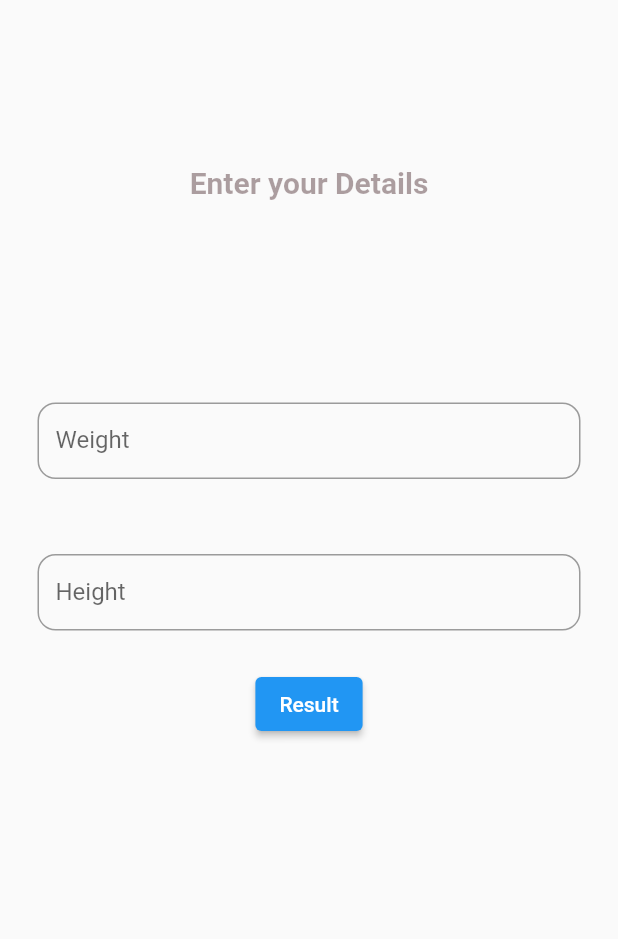
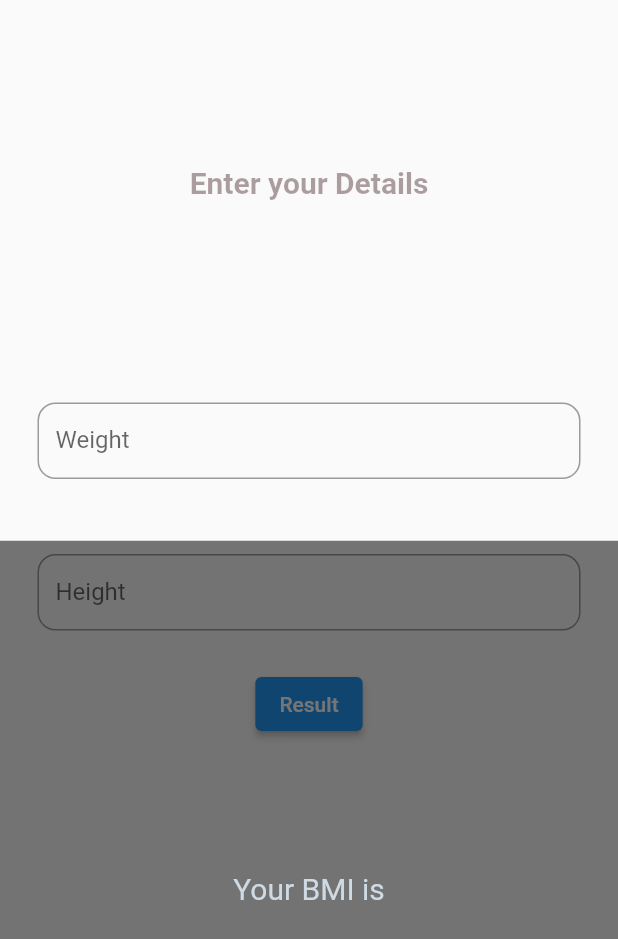
Before and after one commit to eyob31/BMI, a Flutter app: the screen it shows after launch, after a tap on "Result", on a phone screen of 412 x 824 dp. Shown: the top 939 px of the screen. Run offline on Flutter 3.47's test engine with Material 2 defaults, Android fonts, the phone set to English and light mode, and no system bars.

Commit message:
Textfield function

```diff
--- a/lib/screens/homePages/home_page.dart
+++ b/lib/screens/homePages/home_page.dart
@@ -8,6 +8,16 @@ class HomePage extends StatefulWidget {
 }
 
 class _HomePageState extends State<HomePage> {
+  final weightController = TextEditingController();
+  final heightController = TextEditingController();
+
+  @override
+  void dispose() {
+    weightController.dispose();
+    heightController.dispose();
+    super.dispose();
+  }
+
   @override
   Widget build(BuildContext context) {
     return Scaffold(
@@ -24,12 +34,13 @@ class _HomePageState extends State<HomePage> {
                   fontWeight: FontWeight.w600,
                   fontStyle: FontStyle.normal)),
           const Spacer(),
-          const Padding(
-            padding: EdgeInsets.all(25.0),
+          Padding(
+            padding: const EdgeInsets.all(25.0),
             child: TextField(
+              controller: weightController,
               textAlign: TextAlign.center,
               keyboardType: TextInputType.number,
-              decoration: InputDecoration(
+              decoration: const InputDecoration(
                   border: OutlineInputBorder(
                       borderSide:
                           BorderSide(color: Color.fromARGB(96, 41, 3, 8)),
@@ -40,12 +51,13 @@ class _HomePageState extends State<HomePage> {
                   hintText: '65'),
             ),
           ),
-          const Padding(
-            padding: EdgeInsets.all(25.0),
+          Padding(
+            padding: const EdgeInsets.all(25.0),
             child: TextField(
+              controller: heightController,
               textAlign: TextAlign.center,
               keyboardType: TextInputType.number,
-              decoration: InputDecoration(
+              decoration: const InputDecoration(
                   border: OutlineInputBorder(
                       borderSide:
                           BorderSide(color: Color.fromARGB(96, 41, 3, 8)),
@@ -58,7 +70,34 @@ class _HomePageState extends State<HomePage> {
           ),
           ElevatedButton(
               focusNode: FocusNode(descendantsAreFocusable: false),
-              onPressed: () {},
+              onPressed: () {
+                showModalBottomSheet(
+                    backgroundColor: Colors.transparent,
+                    barrierColor: Colors.transparent,
+                    context: context,
+                    builder: (_) {
+                      return Container(
+                        color: Colors.black54,
+                        child: Column(
+                            mainAxisAlignment: MainAxisAlignment.center,
+                            children: const [
+                              Text('Your BMI is',
+                                  style: TextStyle(
+                                      color: Color.fromARGB(255, 206, 218, 228),
+                                      fontSize: 20)),
+                            ]),
+                      );
+                    });
+
+                // showDialog(
+                //     context: context,
+                //     builder: (context) {
+                //       return AlertDialog(
+                //         content: Text(weightController.text),
+                //         actions: [Text(heightController.text)],
+                //       );
+                //     });
+              },
               style: const ButtonStyle(),
               child: const Text('Result')),
           const Spacer(
--- a/lib/screens/splashPages/splash_screen.dart
+++ b/lib/screens/splashPages/splash_screen.dart
@@ -22,6 +22,7 @@ class _SplashScreenState extends State<SplashScreen> {
     });
   }
 
+  @override
   Widget build(BuildContext context) {
     return const Scaffold(
       backgroundColor: Color.fromARGB(255, 75, 107, 161),
```
